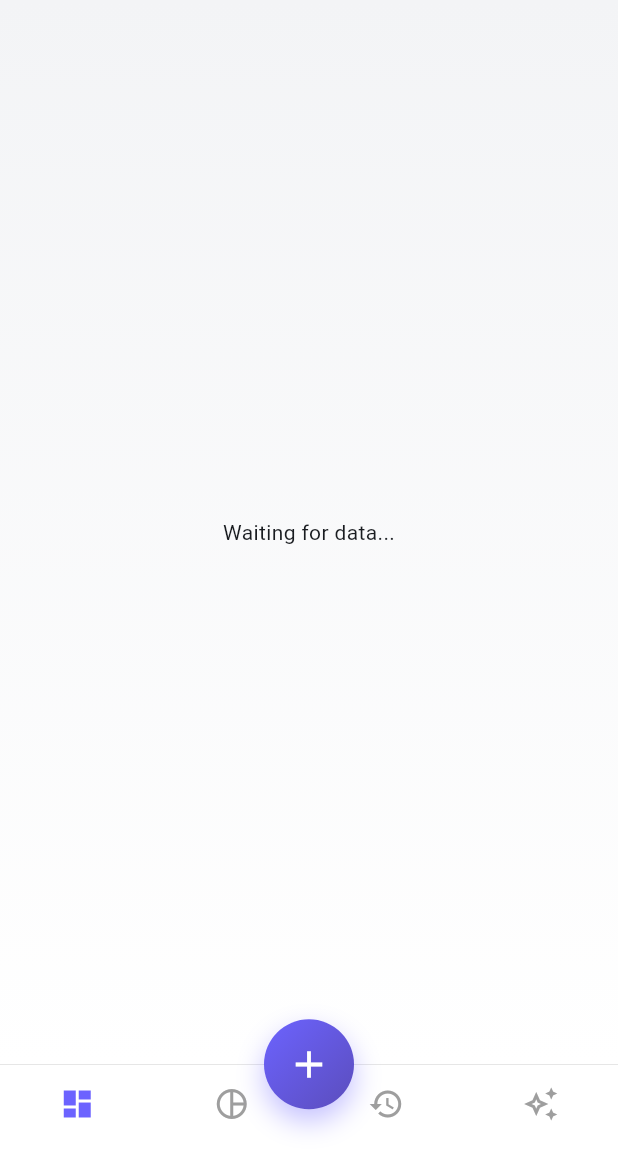
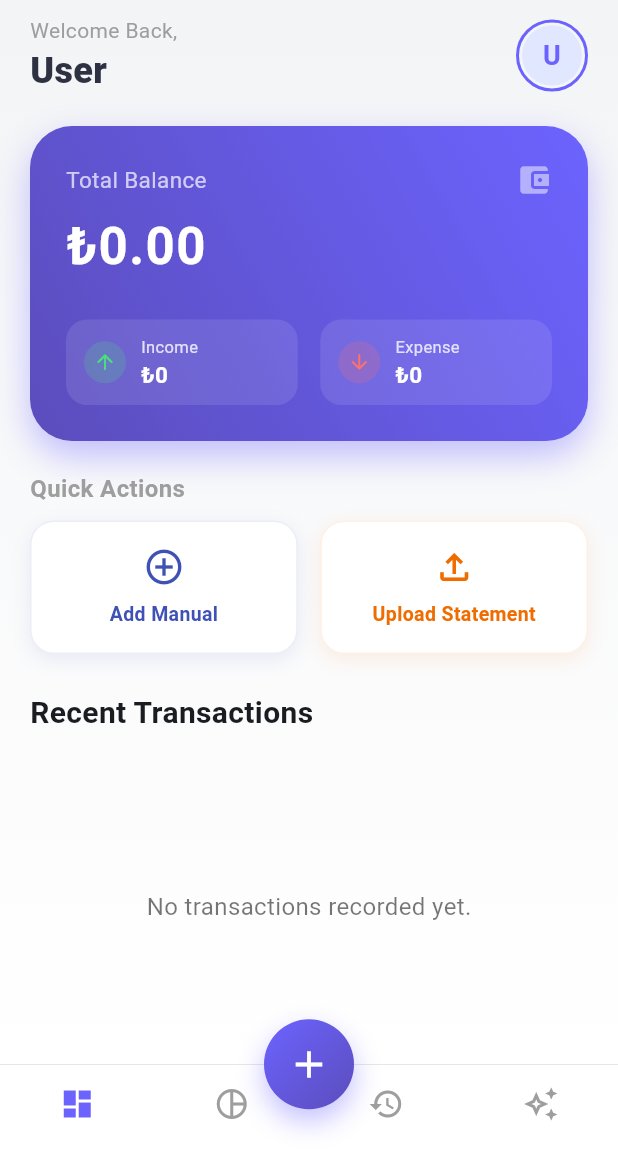
Before and after one commit to krlpsule/finora_, a Flutter app: the MainScreen screen opened directly, on a phone screen of 412 x 824 dp, the part 84-1236 px from its top. Run offline on Flutter 3.47's test engine with Material 3 defaults, Android fonts, the phone set to English and light mode, and no system bars; our stand-ins replace cloud_firestore, csv, equatable, file_picker, firebase_auth, firebase_core and 7 more; missing offline and left inert: excel, syncfusion_flutter_pdf; accounts and stored records are empty.

Commit message:
UI updates

```diff
--- a/smart_budget/lib/features/transaction/transaction_bloc.dart
+++ b/smart_budget/lib/features/transaction/transaction_bloc.dart
@@ -1,3 +1,5 @@
+// lib/features/transaction/transaction_bloc.dart
+
 import 'package:flutter_bloc/flutter_bloc.dart';
 import '../../models/transaction_model.dart';
 import '../../services/firestore_service.dart';
@@ -9,24 +11,20 @@ class TransactionBloc extends Bloc<TransactionEvent, TransactionState> {
 
   TransactionBloc(this._firestoreService) : super(TransactionLoading()) {
 
-    // 1. Load Transactions (The Fix for "emit was called after handler completed")
+    // 1. Load Transactions (DÜZELTİLDİ)
     on<LoadTransactions>((event, emit) async {
-      // Set state to loading initially
       emit(TransactionLoading());
 
-      // 🚨 CRITICAL FIX: We use 'emit.forEach' instead of standard .listen().
-      // This keeps the event handler alive while listening to the Firestore Stream.
-      // If we don't use this, the handler closes immediately, causing a crash when data arrives later.
       await emit.forEach<List<TransactionModel>>(
-        _firestoreService.streamTransactions(), // Listening to the real-time stream
+        _firestoreService.streamTransactions(),
         onData: (transactions) {
-          if (transactions.isEmpty) {
-            return TransactionEmpty(); // Show empty state if no data
-          }
-          return TransactionLoaded(transactions); // Show list if data exists
+          // 🚨 DEĞİŞİKLİK BURADA:
+          // Eskiden liste boşsa 'TransactionEmpty' gönderiyorduk, UI bunu tanımıyordu.
+          // Artık her zaman 'TransactionLoaded' gönderiyoruz.
+          // Liste boşsa bile UI bunu kendi içinde halledecek.
+          return TransactionLoaded(transactions);
         },
         onError: (error, stackTrace) {
-          // Handle any Firestore errors (e.g., permission denied, network issues)
           return TransactionError("Failed to load transactions: $error");
         },
       );
@@ -36,9 +34,6 @@ class TransactionBloc extends Bloc<TransactionEvent, TransactionState> {
     on<AddTransactionEvent>((event, emit) async {
       try {
         await _firestoreService.addTransaction(event.transaction);
-        // Note: We do NOT need to emit a new state here manually.
-        // Because we are listening to the stream above, Firestore will automatically
-        // notify the 'LoadTransactions' handler when a new item is added.
       } catch (e) {
         emit(TransactionError("Failed to add transaction: $e"));
       }
--- a/smart_budget/lib/screens/dashboard.dart
+++ b/smart_budget/lib/screens/dashboard.dart
@@ -4,7 +4,7 @@ import 'package:flutter/material.dart';
 import 'package:flutter_bloc/flutter_bloc.dart';
 import 'package:intl/intl.dart';
 import 'package:file_picker/file_picker.dart';
-import 'package:firebase_auth/firebase_auth.dart'; // 🚨 NEW IMPORT: Needed to get user info
+import 'package:firebase_auth/firebase_auth.dart'; // 🚨 Required for user info
 
 import '../features/transaction/transaction_bloc.dart';
 import '../features/transaction/transaction_state.dart';
@@ -18,6 +18,7 @@ import '../services/firestore_service.dart';
 class DashboardPage extends StatelessWidget {
   const DashboardPage({super.key});
 
+  // --- NAVIGATION: Open Add/Edit Screen ---
   void _openAddTransactionScreen(BuildContext context,
       {TransactionModel? txToEdit}) {
     Navigator.of(context).push(
@@ -25,7 +26,7 @@ class DashboardPage extends StatelessWidget {
     );
   }
 
-  // --- LOGIC: Handle File Import ---
+  // --- LOGIC: Handle File Import (Excel/CSV/PDF) ---
   Future<void> _handleImport(BuildContext context, FileTypeOption type) async {
     // 1. Close the bottom sheet
     Navigator.pop(context);
@@ -36,11 +37,12 @@ class DashboardPage extends StatelessWidget {
     );
 
     try {
-      // 3. Use your Service to pick and parse
+      // 3. Use Service to pick and parse file
       final parser = StatementParserService();
       final List<Map<String, dynamic>> rawData =
           await parser.pickAndParseFile(type);
 
+      // Check if data is empty or user cancelled
       if (rawData.isEmpty) {
         if (context.mounted) {
           ScaffoldMessenger.of(context).showSnackBar(
@@ -56,13 +58,13 @@ class DashboardPage extends StatelessWidget {
       int count = 0;
 
       for (var data in rawData) {
-        // Safe data conversion
+        // Safe data conversion (Dynamic to Double)
         double amount =
             (data['amount'] is num) ? (data['amount'] as num).toDouble() : 0.0;
 
         String title = data['title'] ?? 'Unknown';
         String dateStr = data['date'] ?? '';
-        bool isIncome = data['type'] == 'Income'; // Simple check
+        bool isIncome = data['type'] == 'Income';
 
         // Attempt to parse date (handle dd/MM/yyyy vs yyyy-MM-dd)
         DateTime date;
@@ -70,13 +72,14 @@ class DashboardPage extends StatelessWidget {
           if (dateStr.contains('/')) {
             List<String> parts = dateStr.split('/');
             if (parts.length == 3) {
-              // assume dd/MM/yyyy
+              // Format: dd/MM/yyyy
               date = DateTime(int.parse(parts[2]), int.parse(parts[1]),
                   int.parse(parts[0]));
             } else {
               date = DateTime.now();
             }
           } else {
+            // Standard format
             date = DateTime.tryParse(dateStr) ?? DateTime.now();
           }
         } catch (e) {
@@ -85,10 +88,10 @@ class DashboardPage extends StatelessWidget {
 
         // Create Transaction Object
         final tx = TransactionModel(
-          userId: '', // Will be set in FirestoreService based on current user
+          userId: '', // Will be set automatically in FirestoreService
           title: title,
           amount: amount,
-          category: 'Imported', // You can change this later to be smarter
+          category: 'Imported',
           note: title,
           date: date,
           isIncome: isIncome,
@@ -120,7 +123,7 @@ class DashboardPage extends StatelessWidget {
     }
   }
 
-  // --- UI: Format Selection Dialog ---
+  // --- UI: Format Selection Dialog (Bottom Sheet) ---
   void _showImportOptions(BuildContext context) {
     showModalBottomSheet(
       context: context,
@@ -167,6 +170,7 @@ class DashboardPage extends StatelessWidget {
     );
   }
 
+  // --- HELPER: Import Option Tile ---
   Widget _buildImportOption(BuildContext context,
       {required IconData icon,
       required String label,
@@ -188,6 +192,7 @@ class DashboardPage extends StatelessWidget {
     );
   }
 
+  // --- LOGIC: Calculate Totals ---
   Map<String, double> _calculateSummary(List<TransactionModel> transactions) {
     double totalIncome = 0;
     double totalExpense = 0;
@@ -207,6 +212,7 @@ class DashboardPage extends StatelessWidget {
     };
   }
 
+  // --- MAIN BUILD METHOD ---
   @override
   Widget build(BuildContext context) {
     final transactionBloc = context.read<TransactionBloc>();
@@ -224,10 +230,12 @@ class DashboardPage extends StatelessWidget {
       ),
       child: BlocBuilder<TransactionBloc, TransactionState>(
         builder: (context, state) {
+          // 1. Loading State
           if (state is TransactionLoading || state is TransactionInitial) {
             return const Center(child: CircularProgressIndicator());
           }
 
+          // 2. Error State
           if (state is TransactionError) {
             return Center(
               child: Text(
@@ -237,12 +245,14 @@ class DashboardPage extends StatelessWidget {
             );
           }
 
+          // 3. Loaded State (Shows data or empty list message)
           if (state is TransactionLoaded) {
             final transactions = state.transactions;
             final summary = _calculateSummary(transactions);
 
             return CustomScrollView(
               slivers: [
+                // Header (Welcome & User Initial)
                 SliverToBoxAdapter(
                   child: Padding(
                     padding: const EdgeInsets.fromLTRB(20, 10, 20, 0),
@@ -250,7 +260,7 @@ class DashboardPage extends StatelessWidget {
                   ),
                 ),
 
-                // SUMMARY CARD
+                // Summary Card (Balance)
                 SliverToBoxAdapter(
                   child: Padding(
                     padding: const EdgeInsets.all(20),
@@ -258,7 +268,7 @@ class DashboardPage extends StatelessWidget {
                   ),
                 ),
 
-                // QUICK ACTIONS
+                // Quick Actions (Buttons)
                 SliverToBoxAdapter(
                   child: Padding(
                     padding: const EdgeInsets.symmetric(horizontal: 20),
@@ -291,7 +301,6 @@ class DashboardPage extends StatelessWidget {
                                 label: "Upload Statement",
                                 icon: Icons.file_upload_outlined,
                                 color: Colors.orange.shade800,
-                                // --- UPDATED: Calls the new dialog ---
                                 onTap: () => _showImportOptions(context),
                               ),
                             ),
@@ -302,6 +311,7 @@ class DashboardPage extends StatelessWidget {
                   ),
                 ),
 
+                // Section Title
                 const SliverToBoxAdapter(
                   child: Padding(
                     padding: EdgeInsets.fromLTRB(20, 25, 20, 10),
@@ -313,7 +323,7 @@ class DashboardPage extends StatelessWidget {
                   ),
                 ),
 
-                // TRANSACTION LIST
+                // Transaction List
                 transactions.isEmpty
                     ? const SliverFillRemaining(
                         hasScrollBody: false,
@@ -365,6 +375,7 @@ class DashboardPage extends StatelessWidget {
             );
           }
 
+          // Fallback
           return const Center(child: Text('Waiting for data...'));
         },
       ),
@@ -373,7 +384,7 @@ class DashboardPage extends StatelessWidget {
 
   // --- REUSABLE WIDGETS ---
 
-  // 🚨 UPDATED METHOD: Now fetches the user's name dynamically
+  // 🚨 UPDATED: Header with User Initials (No Image)
   Widget _buildHeader() {
     // 1. Get the current logged-in user from Firebase Auth
     final user = FirebaseAuth.instance.currentUser;
@@ -381,10 +392,9 @@ class DashboardPage extends StatelessWidget {
     // 2. Default display name
     String displayName = "User";
 
-    // 3. Logic to determine the name
+    // 3. Logic to determine the name to show
     if (user != null) {
       if (user.displayName != null && user.displayName!.isNotEmpty) {
-        // Use the name if they signed up with one
         displayName = user.displayName!;
       } else if (user.email != null) {
         // Fallback: Parse name from email (e.g., "emine@gmail.com" -> "Emine")
@@ -403,7 +413,6 @@ class DashboardPage extends StatelessWidget {
           children: [
             const Text("Welcome Back,",
                 style: TextStyle(fontSize: 14, color: Colors.grey)),
-            // 4. Display the dynamic name here
             Text(
               displayName,
               style: const TextStyle(
@@ -419,10 +428,18 @@ class DashboardPage extends StatelessWidget {
             shape: BoxShape.circle,
             border: Border.all(color: const Color(0xFF6C63FF), width: 2),
           ),
-          child: const CircleAvatar(
+          // 🚨 CHANGE: Replaced Image with Text Initials
+          child: CircleAvatar(
             radius: 20,
-            // You can also use user?.photoURL here if available
-            backgroundImage: NetworkImage("https://i.pravatar.cc/150?img=32"),
+            backgroundColor: const Color(0xFFE0E7FF), // Light purple background
+            child: Text(
+              displayName.isNotEmpty ? displayName[0].toUpperCase() : "U",
+              style: const TextStyle(
+                color: Color(0xFF6C63FF), // Dark purple text
+                fontWeight: FontWeight.bold,
+                fontSize: 18,
+              ),
+            ),
           ),
         )
       ],
```
